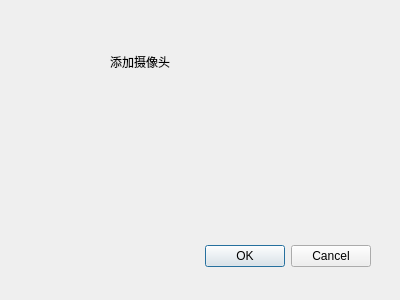
The window that app/ui/AddCameraDialogUI.ui (Meydan-ZHOU/smileSystem) describes before a commit, drawn with Qt 5.
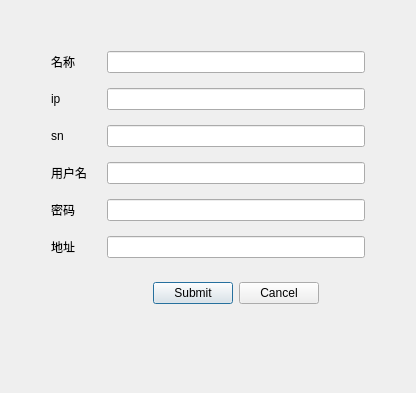
The same window after the commit.

Diff of the .ui file:
```diff
--- a/app/ui/AddCameraDialogUI.ui
+++ b/app/ui/AddCameraDialogUI.ui
@@ -6,42 +6,171 @@
    <rect>
     <x>0</x>
     <y>0</y>
-    <width>400</width>
-    <height>300</height>
+    <width>416</width>
+    <height>393</height>
    </rect>
   </property>
   <property name="windowTitle">
    <string>Dialog</string>
   </property>
-  <widget class="QDialogButtonBox" name="buttonBox">
-   <property name="geometry">
-    <rect>
-     <x>30</x>
-     <y>240</y>
-     <width>341</width>
-     <height>32</height>
-    </rect>
-   </property>
-   <property name="orientation">
-    <enum>Qt::Horizontal</enum>
-   </property>
-   <property name="standardButtons">
-    <set>QDialogButtonBox::Cancel|QDialogButtonBox::Ok</set>
-   </property>
-  </widget>
-  <widget class="QLabel" name="label">
-   <property name="geometry">
-    <rect>
-     <x>110</x>
-     <y>52</y>
-     <width>101</width>
-     <height>20</height>
-    </rect>
-   </property>
-   <property name="text">
-    <string>添加摄像头</string>
-   </property>
-  </widget>
+  <layout class="QGridLayout" name="gridLayout_3">
+   <item row="0" column="0">
+    <layout class="QVBoxLayout" name="verticalLayout">
+     <property name="spacing">
+      <number>10</number>
+     </property>
+     <property name="leftMargin">
+      <number>20</number>
+     </property>
+     <property name="topMargin">
+      <number>20</number>
+     </property>
+     <property name="rightMargin">
+      <number>20</number>
+     </property>
+     <property name="bottomMargin">
+      <number>20</number>
+     </property>
+     <item>
+      <widget class="QWidget" name="widget" native="true">
+       <property name="layoutDirection">
+        <enum>Qt::LeftToRight</enum>
+       </property>
+       <layout class="QGridLayout" name="gridLayout">
+        <property name="leftMargin">
+         <number>20</number>
+        </property>
+        <property name="topMargin">
+         <number>20</number>
+        </property>
+        <property name="rightMargin">
+         <number>20</number>
+        </property>
+        <property name="bottomMargin">
+         <number>0</number>
+        </property>
+        <item row="0" column="0">
+         <layout class="QFormLayout" name="formLayout">
+          <property name="horizontalSpacing">
+           <number>20</number>
+          </property>
+          <property name="verticalSpacing">
+           <number>15</number>
+          </property>
+          <item row="0" column="0">
+           <widget class="QLabel" name="label">
+            <property name="text">
+             <string>名称</string>
+            </property>
+           </widget>
+          </item>
+          <item row="0" column="1">
+           <widget class="QLineEdit" name="lineEdit_name"/>
+          </item>
+          <item row="1" column="0">
+           <widget class="QLabel" name="label_2">
+            <property name="text">
+             <string>ip</string>
+            </property>
+           </widget>
+          </item>
+          <item row="1" column="1">
+           <widget class="QLineEdit" name="lineEdit_ip"/>
+          </item>
+          <item row="2" column="0">
+           <widget class="QLabel" name="label_3">
+            <property name="text">
+             <string>sn</string>
+            </property>
+           </widget>
+          </item>
+          <item row="2" column="1">
+           <widget class="QLineEdit" name="lineEdit_sn"/>
+          </item>
+          <item row="3" column="0">
+           <widget class="QLabel" name="label_5">
+            <property name="text">
+             <string>用户名</string>
+            </property>
+           </widget>
+          </item>
+          <item row="3" column="1">
+           <widget class="QLineEdit" name="lineEdit_username"/>
+          </item>
+          <item row="4" column="0">
+           <widget class="QLabel" name="label_4">
+            <property name="text">
+             <string>密码</string>
+            </property>
+           </widget>
+          </item>
+          <item row="4" column="1">
+           <widget class="QLineEdit" name="lineEdit_password"/>
+          </item>
+          <item row="5" column="0">
+           <widget class="QLabel" name="label_6">
+            <property name="text">
+             <string>地址</string>
+            </property>
+           </widget>
+          </item>
+          <item row="5" column="1">
+           <widget class="QLineEdit" name="lineEdit_url"/>
+          </item>
+          <item row="6" column="1">
+           <widget class="QWidget" name="widget_2" native="true">
+            <layout class="QHBoxLayout" name="horizontalLayout">
+             <item>
+              <spacer name="horizontalSpacer">
+               <property name="orientation">
+                <enum>Qt::Horizontal</enum>
+               </property>
+               <property name="sizeHint" stdset="0">
+                <size>
+                 <width>40</width>
+                 <height>20</height>
+                </size>
+               </property>
+              </spacer>
+             </item>
+             <item>
+              <widget class="QPushButton" name="pushButton_submit">
+               <property name="text">
+                <string>Submit</string>
+               </property>
+              </widget>
+             </item>
+             <item>
+              <widget class="QPushButton" name="pushButton_cancel">
+               <property name="text">
+                <string>Cancel</string>
+               </property>
+              </widget>
+             </item>
+             <item>
+              <spacer name="horizontalSpacer_2">
+               <property name="orientation">
+                <enum>Qt::Horizontal</enum>
+               </property>
+               <property name="sizeHint" stdset="0">
+                <size>
+                 <width>40</width>
+                 <height>20</height>
+                </size>
+               </property>
+              </spacer>
+             </item>
+            </layout>
+           </widget>
+          </item>
+         </layout>
+        </item>
+       </layout>
+      </widget>
+     </item>
+    </layout>
+   </item>
+  </layout>
  </widget>
  <resources/>
  <connections>
```
Left out of the diff: 35 changed lines with no effect on the pictures.
